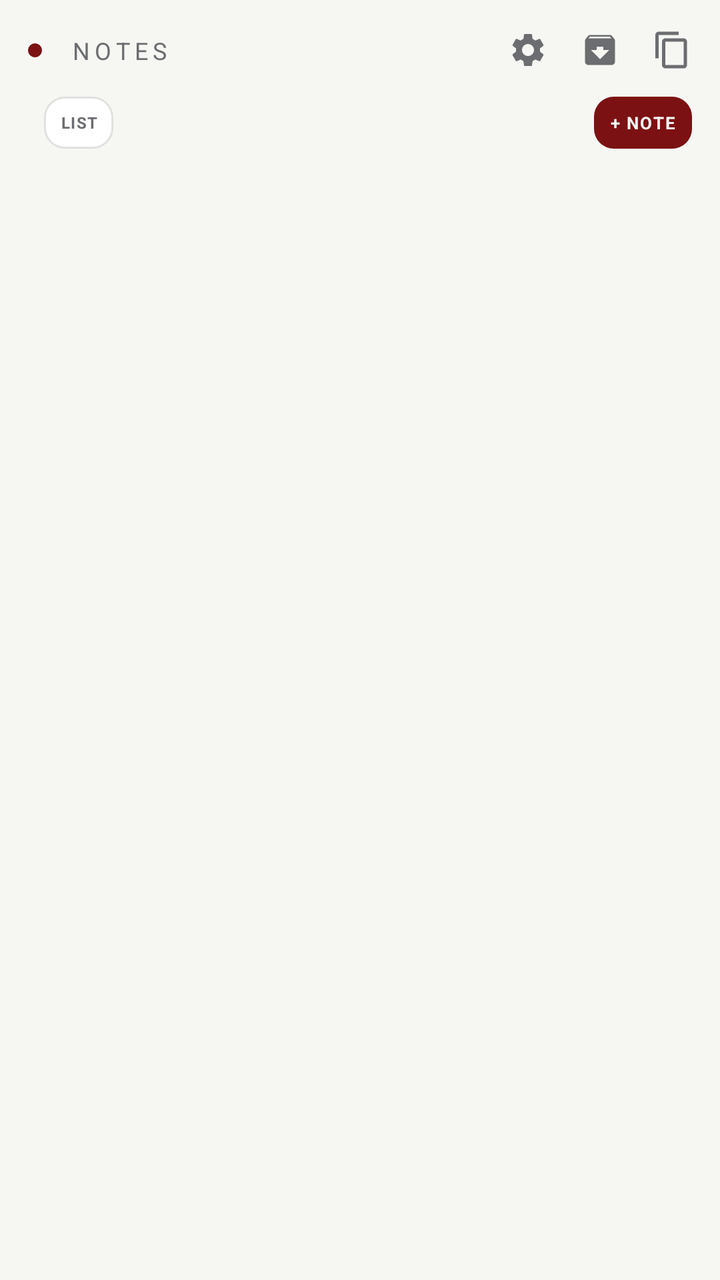
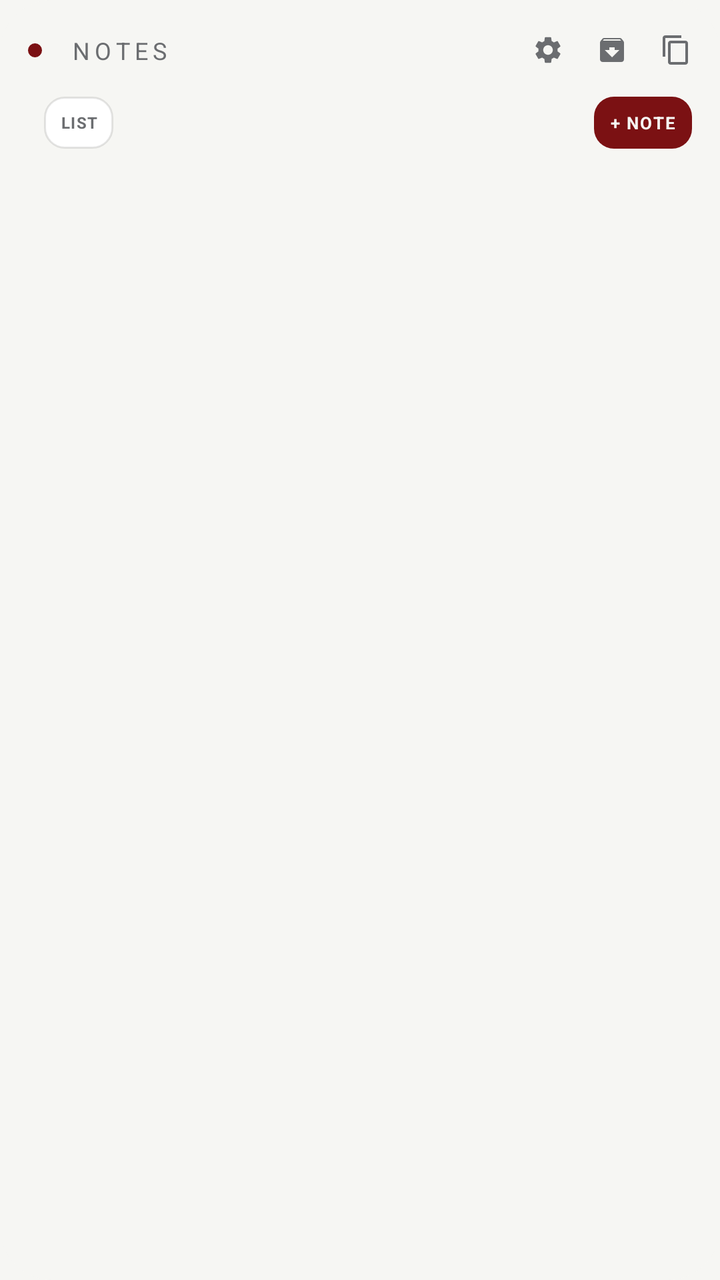

An Android layout rendered at two revisions. The XML below is the earlier revision; the diff shows what the commit changed to produce the second picture.
<!-- AndroidManifest.xml: application theme Theme.CRSScheduler.GE -->
<!-- res/layout/notes_widget_ge.xml -->
<?xml version="1.0" encoding="utf-8"?>
<FrameLayout xmlns:android="http://schemas.android.com/apk/res/android"
    android:layout_width="match_parent"
    android:layout_height="match_parent"
    android:background="@drawable/widget_bg_ge"
    android:clipToOutline="true">

    <LinearLayout
        android:layout_width="match_parent"
        android:layout_height="match_parent"
        android:orientation="vertical"
        android:paddingStart="14dp"
        android:paddingTop="14dp"
        android:paddingEnd="14dp"
        android:paddingBottom="14dp">

        <LinearLayout
            android:layout_width="match_parent"
            android:layout_height="wrap_content"
            android:orientation="horizontal"
            android:gravity="center_vertical">

            <ImageView
                android:layout_width="7dp"
                android:layout_height="7dp"
                android:src="@drawable/dot_accent_ge" />

            <TextView
                android:id="@+id/header_brand_label"
                android:layout_width="wrap_content"
                android:layout_height="wrap_content"
                android:layout_marginStart="7dp"
                android:paddingStart="7dp"
                android:paddingEnd="7dp"
                android:paddingTop="3dp"
                android:paddingBottom="3dp"
                android:text="NOTES"
                android:textColor="@color/ge_ink_dim"
                android:textSize="12sp"
                android:letterSpacing="0.2" />

            <TextView
                android:layout_width="0dp"
                android:layout_height="1dp"
                android:layout_weight="1" />

            <ImageView
                android:id="@+id/btn_settings"
                android:layout_width="20dp"
                android:layout_height="20dp"
                android:src="@drawable/ic_settings_ge" />

            <ImageView
                android:id="@+id/btn_archive"
                android:layout_width="20dp"
                android:layout_height="20dp"
                android:layout_marginStart="16dp"
                android:src="@drawable/ic_archive_ge" />

            <ImageView
                android:id="@+id/btn_copy_all"
                android:layout_width="20dp"
                android:layout_height="20dp"
                android:layout_marginStart="16dp"
                android:src="@drawable/ic_copy_ge" />
        </LinearLayout>

        <LinearLayout
            android:layout_width="match_parent"
            android:layout_height="26dp"
            android:orientation="horizontal"
            android:layout_marginTop="12dp"
            android:layout_marginBottom="10dp">

            <TextView
                android:id="@+id/notes_count_label"
                android:layout_width="wrap_content"
                android:layout_height="match_parent"
                android:gravity="center_vertical"
                android:textColor="@color/ge_ink_dim"
                android:textSize="9.5sp"
                android:letterSpacing="0.1"
                android:maxLines="1" />

            <TextView
                android:id="@+id/btn_view_toggle"
                android:layout_width="wrap_content"
                android:layout_height="match_parent"
                android:layout_marginStart="8dp"
                android:gravity="center"
                android:paddingStart="8dp"
                android:paddingEnd="8dp"
                android:text="LIST"
                android:textColor="@color/ge_ink_dim"
                android:textStyle="bold"
                android:textSize="8sp"
                android:letterSpacing="0.06"
                android:background="@drawable/chip_outline_bg_ge" />

            <TextView
                android:layout_width="0dp"
                android:layout_height="match_parent"
                android:layout_weight="1" />

            <LinearLayout
                android:id="@+id/btn_add_note"
                android:layout_width="wrap_content"
                android:layout_height="match_parent"
                android:gravity="center"
                android:paddingStart="8dp"
                android:paddingEnd="8dp"
                android:background="@drawable/chip_filled_bg_ge">

                <TextView
                    android:layout_width="wrap_content"
                    android:layout_height="wrap_content"
                    android:text="+ NOTE"
                    android:textColor="@color/ge_bg"
                    android:textStyle="bold"
                    android:textSize="8.5sp"
                    android:letterSpacing="0.08" />
            </LinearLayout>
        </LinearLayout>

        <FrameLayout
            android:id="@+id/notes_list_wrapper"
            android:layout_width="match_parent"
            android:layout_height="0dp"
            android:layout_weight="1">

            <ListView
                android:id="@+id/notes_list_listview"
                android:layout_width="match_parent"
                android:layout_height="match_parent"
                android:divider="@null"
                android:dividerHeight="0dp"
                android:scrollbars="none"
                android:listSelector="@android:color/transparent"
                android:clipToPadding="false" />

            <LinearLayout
                android:id="@+id/notes_list_empty"
                android:layout_width="match_parent"
                android:layout_height="wrap_content"
                android:layout_gravity="center"
                android:orientation="vertical"
                android:gravity="center"
                android:visibility="gone">

                <TextView
                    android:layout_width="match_parent"
                    android:layout_height="wrap_content"
                    android:gravity="center"
                    android:text="No notes yet."
                    android:textColor="@color/ge_ink"
                    android:textStyle="bold"
                    android:textSize="13.5sp" />

                <TextView
                    android:layout_width="match_parent"
                    android:layout_height="wrap_content"
                    android:gravity="center"
                    android:text="Tap + NOTE for a subject note, deadline, or to-do."
                    android:textColor="@color/ge_ink_dim"
                    android:textSize="11sp"
                    android:maxLines="3"
                    android:layout_marginTop="4dp" />
            </LinearLayout>
        </FrameLayout>

    </LinearLayout>

</FrameLayout>
<!-- resources referenced by this layout -->
<resources>
  <color name="ge_bg">#F6F6F3</color>
  <color name="ge_ink">#17181A</color>
  <color name="ge_ink_dim">#6B6D70</color>
  <!-- drawable chip_filled_bg_ge (drawable) -->
  <?xml version="1.0" encoding="utf-8"?>
  <shape xmlns:android="http://schemas.android.com/apk/res/android">
      <solid android:color="@color/ge_accent" />
      <corners android:radius="10dp" />
  </shape>
  <!-- drawable chip_outline_bg_ge (drawable) -->
  <?xml version="1.0" encoding="utf-8"?>
  <shape xmlns:android="http://schemas.android.com/apk/res/android">
      <solid android:color="@color/ge_surface" />
      <corners android:radius="10dp" />
      <stroke android:width="1dp" android:color="@color/ge_line" />
  </shape>
  <!-- drawable dot_accent_ge (drawable) -->
  <?xml version="1.0" encoding="utf-8"?>
  <shape xmlns:android="http://schemas.android.com/apk/res/android" android:shape="oval">
      <solid android:color="@color/ge_accent" />
  </shape>
  <!-- drawable ic_archive_ge (drawable) -->
  <?xml version="1.0" encoding="utf-8"?>
  <vector xmlns:android="http://schemas.android.com/apk/res/android"
      android:width="24dp"
      android:height="24dp"
      android:viewportWidth="24"
      android:viewportHeight="24"
      android:tint="@color/ge_ink_dim">
      <path
          android:fillColor="#FF000000"
          android:pathData="M20.54,5.23l-1.39,-1.68C18.88,3.21 18.47,3 18,3H6c-0.47,0 -0.88,0.21 -1.16,0.55L3.46,5.23C3.17,5.57 3,6.02 3,6.5V19c0,1.1 0.9,2 2,2h14c1.1,0 2,-0.9 2,-2V6.5c0,-0.48 -0.17,-0.93 -0.46,-1.27zM12,17.5L6.5,12H10v-2h4v2h3.5L12,17.5zM5.12,5l0.81,-1h12l0.94,1H5.12z" />
  </vector>
  <!-- drawable ic_copy_ge (drawable) -->
  <?xml version="1.0" encoding="utf-8"?>
  <vector xmlns:android="http://schemas.android.com/apk/res/android"
      android:width="24dp"
      android:height="24dp"
      android:viewportWidth="24"
      android:viewportHeight="24"
      android:tint="@color/ge_ink_dim">
      <path
          android:fillColor="#FF000000"
          android:pathData="M16,1H4C2.9,1 2,1.9 2,3v14h2V3h12V1zM19,5H8C6.9,5 6,5.9 6,7v14c0,1.1 0.9,2 2,2h11c1.1,0 2,-0.9 2,-2V7C21,5.9 20.1,5 19,5zM19,21H8V7h11V21z" />
  </vector>
  <!-- drawable widget_bg_ge (drawable) -->
  <?xml version="1.0" encoding="utf-8"?>
  <shape xmlns:android="http://schemas.android.com/apk/res/android">
      <solid android:color="@color/ge_bg" />
      <corners android:radius="26dp" />
  </shape>
  <style name="Theme.CRSScheduler.GE" parent="Theme.AppCompat.DayNight.NoActionBar">
          <item name="android:windowBackground">@color/ge_bg</item>
          <item name="colorPrimary">@color/ge_accent</item>
          <item name="colorPrimaryDark">@color/ge_bg</item>
          <item name="colorAccent">@color/ge_accent</item>
      </style>
  <color name="ge_accent">#7B1113</color>
  <color name="ge_surface">#FFFFFF</color>
  <color name="ge_line">#1A000000</color>
  <!-- unchanged entries left out for length: 1 -->
</resources>

<!-- the commit's change to res/layout/notes_widget_ge.xml (unified diff, before → after) -->
@@ -46,21 +46,21 @@
 
             <ImageView
                 android:id="@+id/btn_settings"
-                android:layout_width="20dp"
-                android:layout_height="20dp"
+                android:layout_width="16dp"
+                android:layout_height="16dp"
                 android:src="@drawable/ic_settings_ge" />
 
             <ImageView
                 android:id="@+id/btn_archive"
-                android:layout_width="20dp"
-                android:layout_height="20dp"
+                android:layout_width="16dp"
+                android:layout_height="16dp"
                 android:layout_marginStart="16dp"
                 android:src="@drawable/ic_archive_ge" />
 
             <ImageView
                 android:id="@+id/btn_copy_all"
-                android:layout_width="20dp"
-                android:layout_height="20dp"
+                android:layout_width="16dp"
+                android:layout_height="16dp"
                 android:layout_marginStart="16dp"
                 android:src="@drawable/ic_copy_ge" />
         </LinearLayout>
@@ -112,6 +112,7 @@
                 android:background="@drawable/chip_filled_bg_ge">
 
                 <TextView
+                    android:id="@+id/btn_add_note_label"
                     android:layout_width="wrap_content"
                     android:layout_height="wrap_content"
                     android:text="+ NOTE"
@@ -148,6 +149,7 @@
                 android:visibility="gone">
 
                 <TextView
+                    android:id="@+id/notes_empty_title"
                     android:layout_width="match_parent"
                     android:layout_height="wrap_content"
                     android:gravity="center"
@@ -157,6 +159,7 @@
                     android:textSize="13.5sp" />
 
                 <TextView
+                    android:id="@+id/notes_empty_sub"
                     android:layout_width="match_parent"
                     android:layout_height="wrap_content"
                     android:gravity="center"
